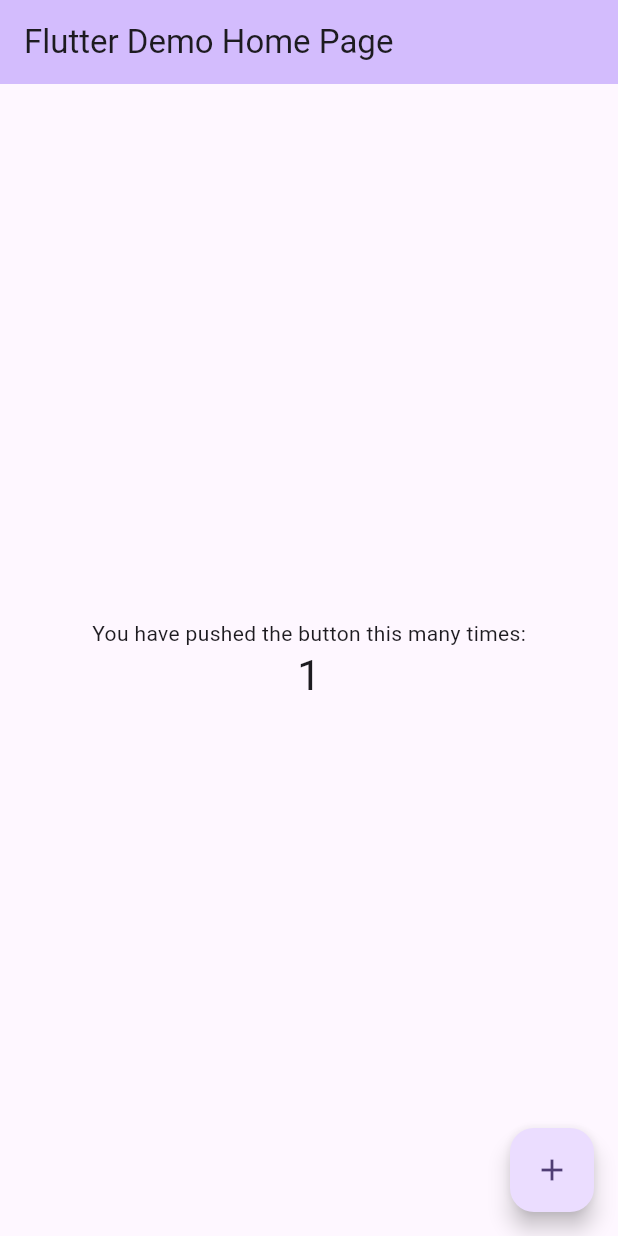
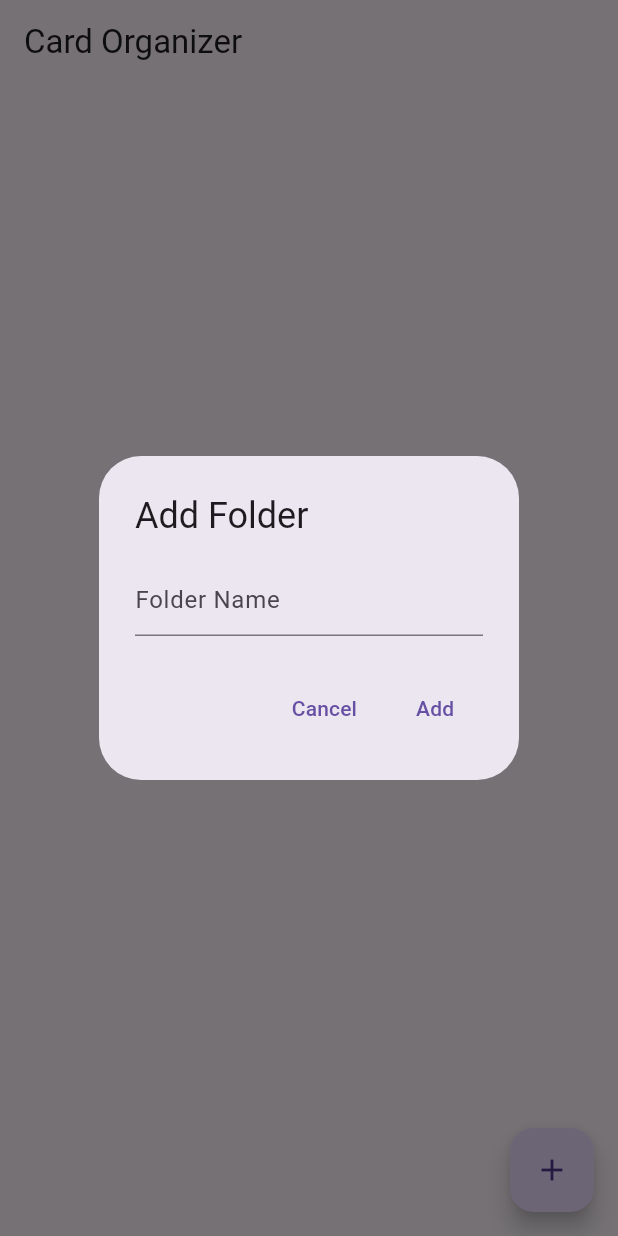
Before and after one commit to Uvvi2004/inclass_act08, a Flutter app: the screen it shows after launch, after a tap on the "add" icon, on a phone screen of 412 x 824 dp. Run offline on Flutter 3.47's test engine with Material 3 defaults, Android fonts, the phone set to English and light mode, and no system bars; our stand-ins replace sqflite; accounts and stored records are empty.

Commit message:
cards screen

```diff
--- a/lib/main.dart
+++ b/lib/main.dart
@@ -1,122 +1,18 @@
 import 'package:flutter/material.dart';
+import 'screens/folders_screen.dart';
 
 void main() {
-  runApp(const MyApp());
+  runApp(MyApp());
 }
 
 class MyApp extends StatelessWidget {
-  const MyApp({super.key});
 
-  // This widget is the root of your application.
   @override
   Widget build(BuildContext context) {
     return MaterialApp(
-      title: 'Flutter Demo',
-      theme: ThemeData(
-        // This is the theme of your application.
-        //
-        // TRY THIS: Try running your application with "flutter run". You'll see
-        // the application has a purple toolbar. Then, without quitting the app,
-        // try changing the seedColor in the colorScheme below to Colors.green
-        // and then invoke "hot reload" (save your changes or press the "hot
-        // reload" button in a Flutter-supported IDE, or press "r" if you used
-        // the command line to start the app).
-        //
-        // Notice that the counter didn't reset back to zero; the application
-        // state is not lost during the reload. To reset the state, use hot
-        // restart instead.
-        //
-        // This works for code too, not just values: Most code changes can be
-        // tested with just a hot reload.
-        colorScheme: ColorScheme.fromSeed(seedColor: Colors.deepPurple),
-      ),
-      home: const MyHomePage(title: 'Flutter Demo Home Page'),
+      title: 'Card Organizer',
+      debugShowCheckedModeBanner: false,
+      home: FoldersScreen(),
     );
   }
 }
-
-class MyHomePage extends StatefulWidget {
-  const MyHomePage({super.key, required this.title});
-
-  // This widget is the home page of your application. It is stateful, meaning
-  // that it has a State object (defined below) that contains fields that affect
-  // how it looks.
-
-  // This class is the configuration for the state. It holds the values (in this
-  // case the title) provided by the parent (in this case the App widget) and
-  // used by the build method of the State. Fields in a Widget subclass are
-  // always marked "final".
-
-  final String title;
-
-  @override
-  State<MyHomePage> createState() => _MyHomePageState();
-}
-
-class _MyHomePageState extends State<MyHomePage> {
-  int _counter = 0;
-
-  void _incrementCounter() {
-    setState(() {
-      // This call to setState tells the Flutter framework that something has
-      // changed in this State, which causes it to rerun the build method below
-      // so that the display can reflect the updated values. If we changed
-      // _counter without calling setState(), then the build method would not be
-      // called again, and so nothing would appear to happen.
-      _counter++;
-    });
-  }
-
-  @override
-  Widget build(BuildContext context) {
-    // This method is rerun every time setState is called, for instance as done
-    // by the _incrementCounter method above.
-    //
-    // The Flutter framework has been optimized to make rerunning build methods
-    // fast, so that you can just rebuild anything that needs updating rather
-    // than having to individually change instances of widgets.
-    return Scaffold(
-      appBar: AppBar(
-        // TRY THIS: Try changing the color here to a specific color (to
-        // Colors.amber, perhaps?) and trigger a hot reload to see the AppBar
-        // change color while the other colors stay the same.
-        backgroundColor: Theme.of(context).colorScheme.inversePrimary,
-        // Here we take the value from the MyHomePage object that was created by
-        // the App.build method, and use it to set our appbar title.
-        title: Text(widget.title),
-      ),
-      body: Center(
-        // Center is a layout widget. It takes a single child and positions it
-        // in the middle of the parent.
-        child: Column(
-          // Column is also a layout widget. It takes a list of children and
-          // arranges them vertically. By default, it sizes itself to fit its
-          // children horizontally, and tries to be as tall as its parent.
-          //
-          // Column has various properties to control how it sizes itself and
-          // how it positions its children. Here we use mainAxisAlignment to
-          // center the children vertically; the main axis here is the vertical
-          // axis because Columns are vertical (the cross axis would be
-          // horizontal).
-          //
-          // TRY THIS: Invoke "debug painting" (choose the "Toggle Debug Paint"
-          // action in the IDE, or press "p" in the console), to see the
-          // wireframe for each widget.
-          mainAxisAlignment: MainAxisAlignment.center,
-          children: <Widget>[
-            const Text('You have pushed the button this many times:'),
-            Text(
-              '$_counter',
-              style: Theme.of(context).textTheme.headlineMedium,
-            ),
-          ],
-        ),
-      ),
-      floatingActionButton: FloatingActionButton(
-        onPressed: _incrementCounter,
-        tooltip: 'Increment',
-        child: const Icon(Icons.add),
-      ), // This trailing comma makes auto-formatting nicer for build methods.
-    );
-  }
-}
--- /dev/null
+++ b/lib/screens/cards_screen.dart
@@ -0,0 +1,137 @@
+import 'package:flutter/material.dart';
+import '../repositories/card_repository.dart';
+import '../models/card_model.dart';
+import '../models/folder.dart';
+
+class CardsScreen extends StatefulWidget {
+
+  final Folder folder;
+
+  CardsScreen({required this.folder});
+
+  @override
+  _CardsScreenState createState() => _CardsScreenState();
+}
+
+class _CardsScreenState extends State<CardsScreen> {
+
+  final CardRepository repository = CardRepository();
+  List<CardModel> cards = [];
+
+  @override
+  void initState() {
+    super.initState();
+    loadCards();
+  }
+
+  void loadCards() async {
+    final data = await repository.getCardsByFolder(widget.folder.id!);
+
+    setState(() {
+      cards = data;
+    });
+  }
+
+  void addCard(String name, String suit) async {
+
+    final card = CardModel(
+      cardName: name,
+      suit: suit,
+      imageUrl: "",
+      folderId: widget.folder.id!,
+    );
+
+    await repository.insertCard(card);
+    loadCards();
+  }
+
+  void deleteCard(int id) async {
+    await repository.deleteCard(id);
+    loadCards();
+  }
+
+  void showAddCardDialog() {
+
+    TextEditingController nameController = TextEditingController();
+    TextEditingController suitController = TextEditingController();
+
+    showDialog(
+      context: context,
+      builder: (_) => AlertDialog(
+        title: Text("Add Card"),
+        content: Column(
+          mainAxisSize: MainAxisSize.min,
+          children: [
+
+            TextField(
+              controller: nameController,
+              decoration: InputDecoration(hintText: "Card Name"),
+            ),
+
+            TextField(
+              controller: suitController,
+              decoration: InputDecoration(hintText: "Suit"),
+            ),
+          ],
+        ),
+        actions: [
+
+          TextButton(
+            child: Text("Cancel"),
+            onPressed: () => Navigator.pop(context),
+          ),
+
+          TextButton(
+            child: Text("Add"),
+            onPressed: () {
+
+              addCard(
+                nameController.text,
+                suitController.text,
+              );
+
+              Navigator.pop(context);
+            },
+          ),
+        ],
+      ),
+    );
+  }
+
+  @override
+  Widget build(BuildContext context) {
+
+    return Scaffold(
+
+      appBar: AppBar(
+        title: Text(widget.folder.folderName),
+      ),
+
+      body: ListView.builder(
+        itemCount: cards.length,
+        itemBuilder: (context, index) {
+
+          final card = cards[index];
+
+          return ListTile(
+
+            title: Text(card.cardName),
+            subtitle: Text(card.suit),
+
+            trailing: IconButton(
+              icon: Icon(Icons.delete),
+              onPressed: () {
+                deleteCard(card.id!);
+              },
+            ),
+          );
+        },
+      ),
+
+      floatingActionButton: FloatingActionButton(
+        onPressed: showAddCardDialog,
+        child: Icon(Icons.add),
+      ),
+    );
+  }
+}
--- /dev/null
+++ b/lib/screens/folders_screen.dart
@@ -0,0 +1,145 @@
+import 'package:flutter/material.dart';
+import '../repositories/folder_repository.dart';
+import '../models/folder.dart';
+import 'cards_screen.dart';
+
+class FoldersScreen extends StatefulWidget {
+  @override
+  _FoldersScreenState createState() => _FoldersScreenState();
+}
+
+class _FoldersScreenState extends State<FoldersScreen> {
+
+  final FolderRepository repository = FolderRepository();
+  List<Folder> folders = [];
+
+  void showDeleteDialog(Folder folder) {
+
+    showDialog(
+      context: context,
+      builder: (_) => AlertDialog(
+        title: Text("Delete Folder"),
+        content: Text(
+          "Deleting this folder will also delete all cards inside it.",
+        ),
+        actions: [
+
+          TextButton(
+            child: Text("Cancel"),
+            onPressed: () {
+              Navigator.pop(context);
+            },
+          ),
+
+          TextButton(
+            child: Text("Delete"),
+            onPressed: () {
+
+              deleteFolder(folder.id!);
+              Navigator.pop(context);
+            },
+          ),
+        ],
+      ),
+    );
+  }
+
+  @override
+  void initState() {
+    super.initState();
+    loadFolders();
+  }
+
+  void loadFolders() async {
+    final data = await repository.getFolders();
+    setState(() {
+      folders = data;
+    });
+  }
+
+  void addFolder(String name) async {
+    final folder = Folder(
+      folderName: name,
+      timestamp: DateTime.now().toString(),
+    );
+
+    await repository.insertFolder(folder);
+    loadFolders();
+  }
+
+  void deleteFolder(int id) async {
+    await repository.deleteFolder(id);
+    loadFolders();
+  }
+
+  void showAddDialog() {
+    TextEditingController controller = TextEditingController();
+
+    showDialog(
+      context: context,
+      builder: (_) => AlertDialog(
+        title: Text("Add Folder"),
+        content: TextField(
+          controller: controller,
+          decoration: InputDecoration(hintText: "Folder Name"),
+        ),
+        actions: [
+          TextButton(
+            child: Text("Cancel"),
+            onPressed: () => Navigator.pop(context),
+          ),
+          TextButton(
+            child: Text("Add"),
+            onPressed: () {
+              addFolder(controller.text);
+              Navigator.pop(context);
+            },
+          ),
+        ],
+      ),
+    );
+  }
+
+  @override
+  Widget build(BuildContext context) {
+
+    return Scaffold(
+      appBar: AppBar(
+        title: Text("Card Organizer"),
+      ),
+
+      body: ListView.builder(
+        itemCount: folders.length,
+        itemBuilder: (context, index) {
+
+          final folder = folders[index];
+
+          return ListTile(
+            title: Text(folder.folderName),
+
+            onTap: () {
+              Navigator.push(
+                context,
+                MaterialPageRoute(
+                  builder: (_) => CardsScreen(folder: folder),
+                ),
+              );
+            },
+
+            trailing: IconButton(
+              icon: Icon(Icons.delete),
+              onPressed: () {
+                showDeleteDialog(folder);
+              },
+            ),
+          );
+        },
+      ),
+
+      floatingActionButton: FloatingActionButton(
+        onPressed: showAddDialog,
+        child: Icon(Icons.add),
+      ),
+    );
+  }
+}
```
